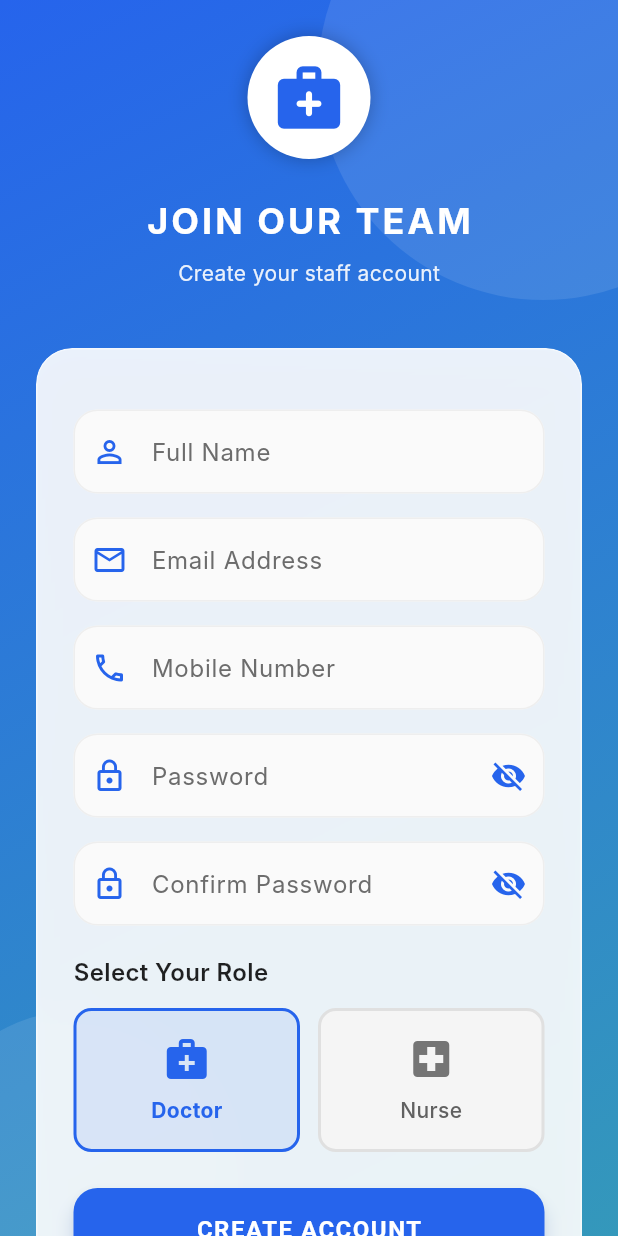
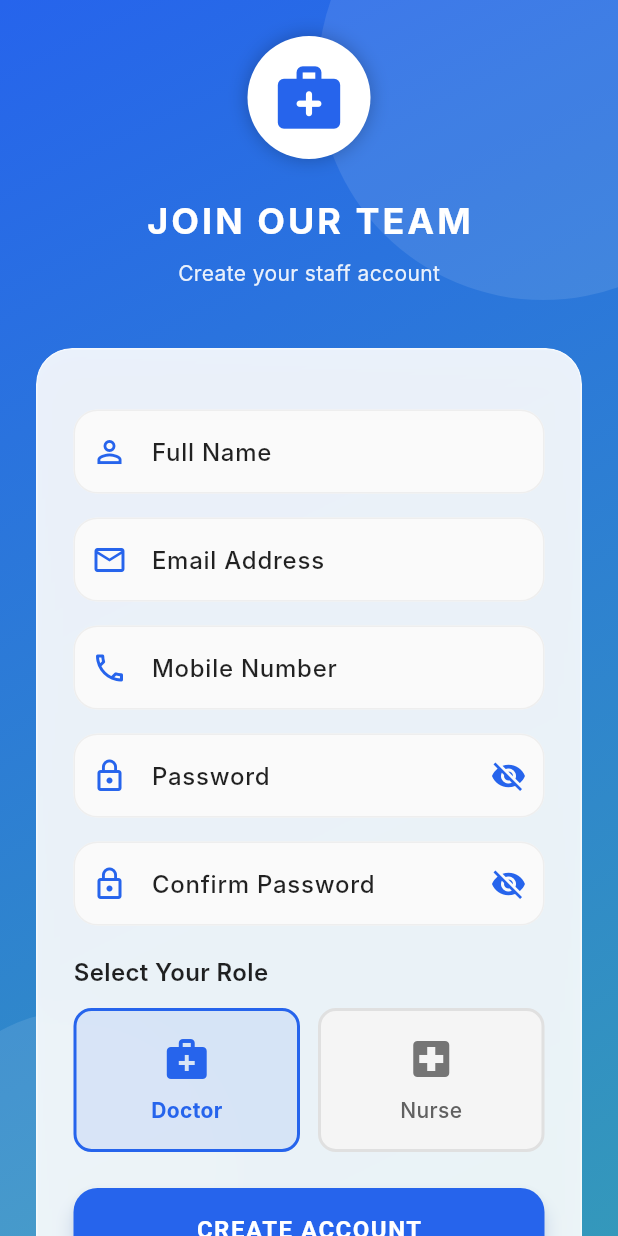
Before and after one commit to MohamedAhmedAbdElAleem/Housepital-AI, a Flutter app: the RegisterPage screen opened by its route, on a phone screen of 412 x 824 dp. Run offline on Flutter 3.47's test engine with Material 3 defaults, Android fonts, the phone set to English and light mode, and no system bars; our stand-ins replace cached_network_image, dio, file_picker, flutter_bloc, flutter_blue_plus, flutter_local_notifications and 14 more; accounts and stored records are empty; Roboto replaces fonts that are missing (Inter, Poppins).

Commit message:
Improve input field styles on Register page
Add consistent text and label styles to registration form inputs for better readability. Each TextFormField now sets style: TextStyle(color: Colors.black87), and _buildInputDecoration adds a labelStyle (black87, medium weight) and a hintStyle (grey[400]). These are visual/style changes only; no functional behavior was altered.

```diff
--- a/housepital_staff/lib/features/auth/presentation/pages/register_page.dart
+++ b/housepital_staff/lib/features/auth/presentation/pages/register_page.dart
@@ -214,6 +214,7 @@ class _RegisterPageState extends State<RegisterPage>
                                         // Name Input
                                         TextFormField(
                                           controller: _nameController,
+                                          style: const TextStyle(color: Colors.black87),
                                           decoration: _buildInputDecoration(
                                             'Full Name',
                                             Icons.person_outline,
@@ -229,6 +230,7 @@ class _RegisterPageState extends State<RegisterPage>
                                         // Email Input
                                         TextFormField(
                                           controller: _emailController,
+                                          style: const TextStyle(color: Colors.black87),
                                           decoration: _buildInputDecoration(
                                             'Email Address',
                                             Icons.email_outlined,
@@ -245,6 +247,7 @@ class _RegisterPageState extends State<RegisterPage>
                                         // Mobile Number Input
                                         TextFormField(
                                           controller: _mobileController,
+                                          style: const TextStyle(color: Colors.black87),
                                           keyboardType: TextInputType.phone,
                                           decoration: _buildInputDecoration(
                                             'Mobile Number',
@@ -268,6 +271,7 @@ class _RegisterPageState extends State<RegisterPage>
                                         // Password Input
                                         TextFormField(
                                           controller: _passwordController,
+                                          style: const TextStyle(color: Colors.black87),
                                           obscureText: !_isPasswordVisible,
                                           decoration: _buildInputDecoration(
                                             'Password',
@@ -301,6 +305,7 @@ class _RegisterPageState extends State<RegisterPage>
                                         TextFormField(
                                           controller:
                                               _confirmPasswordController,
+                                          style: const TextStyle(color: Colors.black87),
                                           obscureText:
                                               !_isConfirmPasswordVisible,
                                           decoration: _buildInputDecoration(
@@ -490,6 +495,13 @@ class _RegisterPageState extends State<RegisterPage>
   InputDecoration _buildInputDecoration(String label, IconData icon) {
     return InputDecoration(
       labelText: label,
+      labelStyle: const TextStyle(
+        color: Colors.black87,
+        fontWeight: FontWeight.w500,
+      ),
+      hintStyle: TextStyle(
+        color: Colors.grey[400],
+      ),
       prefixIcon: Icon(icon, color: AppColors.primary500),
       filled: true,
       fillColor: Colors.grey[50],
```
Also changed, not shown: housepital_staff/pubspec.lock.
